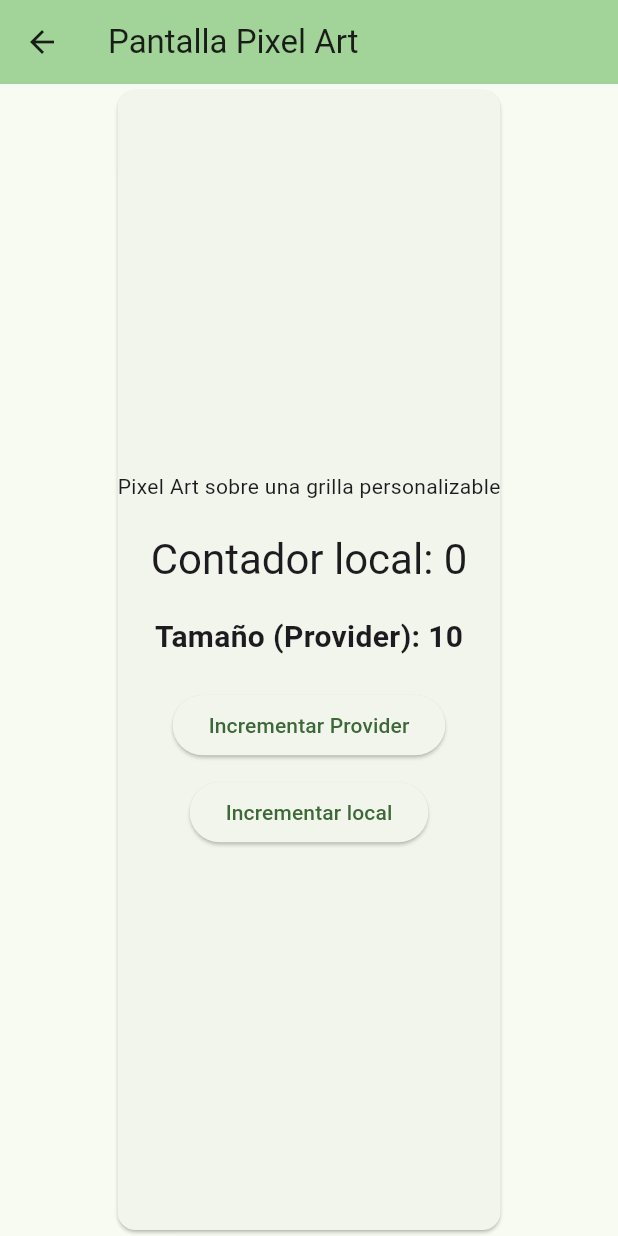
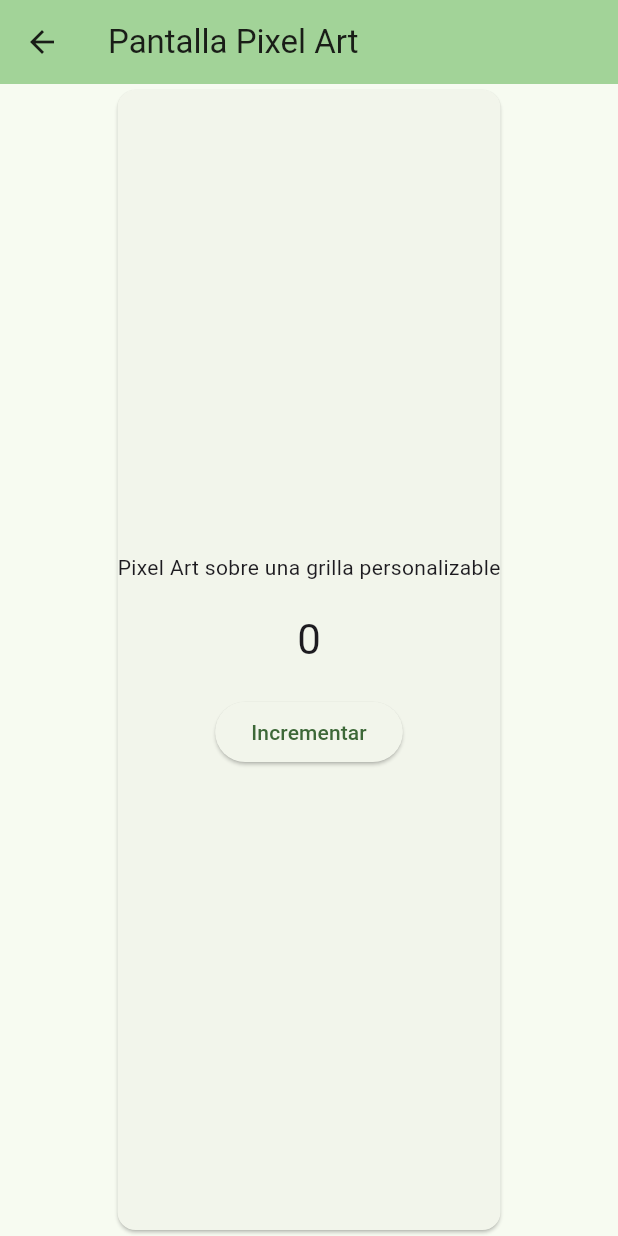
Before and after one commit to NoriKato16/3479A321_2023479502, a Flutter app: the PixelArtScreen screen opened directly, on a phone screen of 412 x 824 dp. Run offline on Flutter 3.47's test engine with Material 3 defaults, Android fonts, the phone set to English and light mode, and no system bars; our stand-ins replace google_fonts, logger.

Commit message:
Commit ediciones 15/10

```diff
--- a/lib/pages/pixel_art_screen.dart
+++ b/lib/pages/pixel_art_screen.dart
@@ -2,6 +2,7 @@ import 'package:flutter/material.dart';
 import 'package:logger/logger.dart';
 import 'package:provider/provider.dart';
 import '/providers/ConfigurationData.dart';
+
 
 class PixelArtScreen extends StatefulWidget {
   const PixelArtScreen({super.key, required this.title});
@@ -17,6 +18,7 @@ class _PixelArtScreenState extends State<PixelArtScreen> {
   Color _color = Colors.cyanAccent;
   final logger = Logger();
   int _sizeGrid = 0;
+
 
   @override
   void initState() {
@@ -61,6 +63,7 @@ class _PixelArtScreenState extends State<PixelArtScreen> {
     logger.d("se llama a reassemble");
   }
 
+
   void _incrementCounter() {
     setState(() {
       _counter++;
@@ -84,45 +87,23 @@ class _PixelArtScreenState extends State<PixelArtScreen> {
             children: [
               const Text('Pixel Art sobre una grilla personalizable'),
               const SizedBox(height: 20),
-
-              // Muestra el valor local del contador
               Text(
-                'Contador local: $_counter',
+                '$_counter',
                 style: Theme.of(context).textTheme.headlineMedium,
               ),
-
               const SizedBox(height: 20),
-
-              // Muestra el valor compartido del Provider
-              Text(
-                'Tamaño (Provider): $providerSize',
-                style: const TextStyle(
-                  fontSize: 20,
-                  fontWeight: FontWeight.bold,
-                ),
+              ElevatedButton(
+                onPressed:()
+                {
+                  context.read<ConfigurationData>().setSize(providerSize + 1);
+                },
+                child: const Text("Incrementar"),
               ),
 
-              const SizedBox(height: 20),
-
-              ElevatedButton(
-                onPressed: () {
-                  context.read<ConfigurationData>().setSize(providerSize + 1);
-                },
-                child: const Text("Incrementar Provider"),
-              ),
-
-              const SizedBox(height: 10),
-
-              ElevatedButton(
-                onPressed: _incrementCounter,
-                child: const Text("Incrementar local"),
-              ),
             ],
           ),
         ),
       ),
     );
-  }//widget build
-
-
+  }
 }
```
